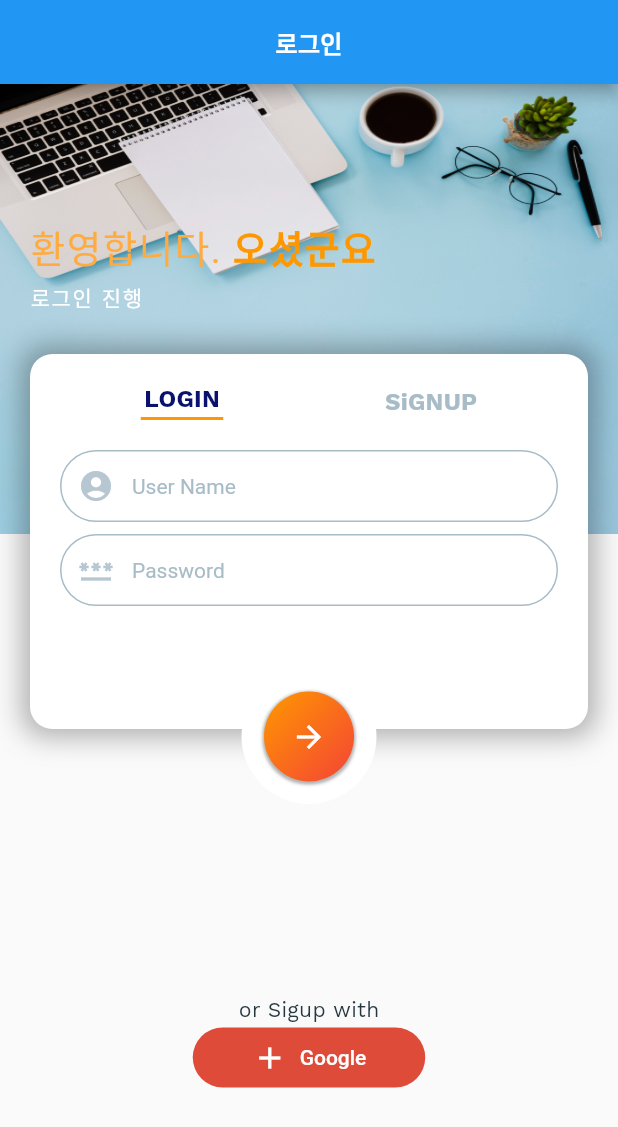
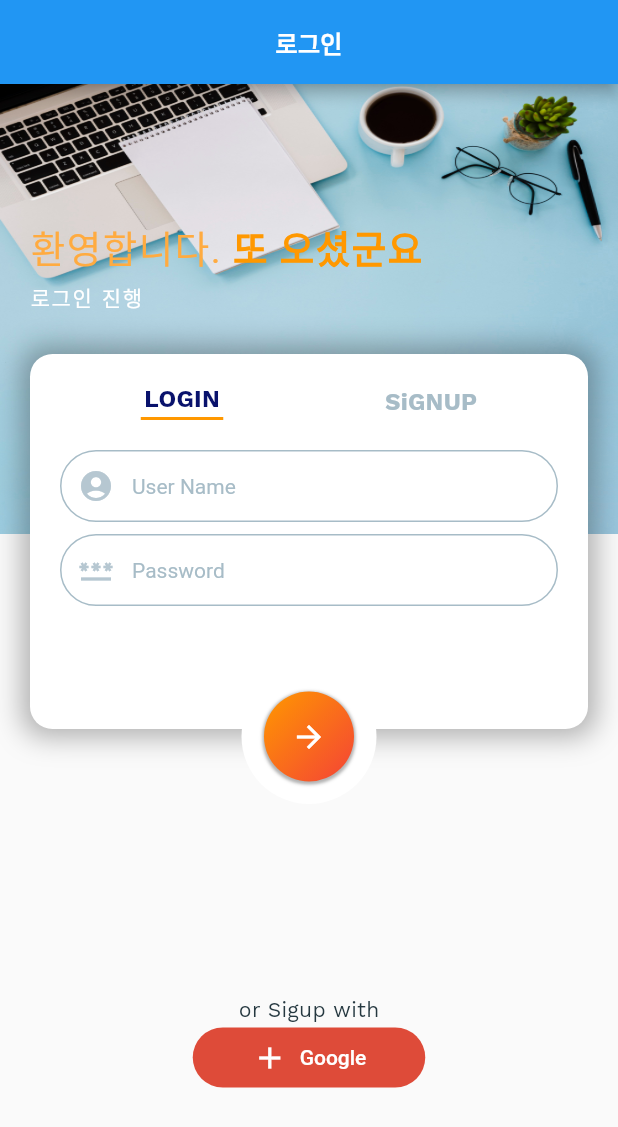
Before and after one commit to yangjeongho/AllCheck, a Flutter app: the FirebaseTestScreen screen opened directly, after a tap on "LOGIN", on a phone screen of 412 x 824 dp. Shown: the top 1127 px of the screen. Run offline on Flutter 3.47's test engine with Material 2 defaults, Android fonts, the phone set to English and light mode, and no system bars; our stand-ins replace firebase_auth, firebase_core, flutter_rating_bar, font_awesome_flutter; accounts and stored records are empty.

Commit message:
또 올리자.

```diff
--- a/lib/design_course/firebase_login.dart
+++ b/lib/design_course/firebase_login.dart
@@ -74,7 +74,7 @@ class _FirebaseTestScreenState extends State<FirebaseTestScreen> {
                                   color: Colors.orangeAccent),
                               children: [
                                 TextSpan(
-                                  text: isSignupScreen ? ' 회원가입!!' : ' 오셨군요',
+                                  text: isSignupScreen ? ' 회원가입!!' : ' 또 오셨군요',
                                   style: TextStyle(
                                       letterSpacing: 1.0,
                                       fontSize: 25,
```
